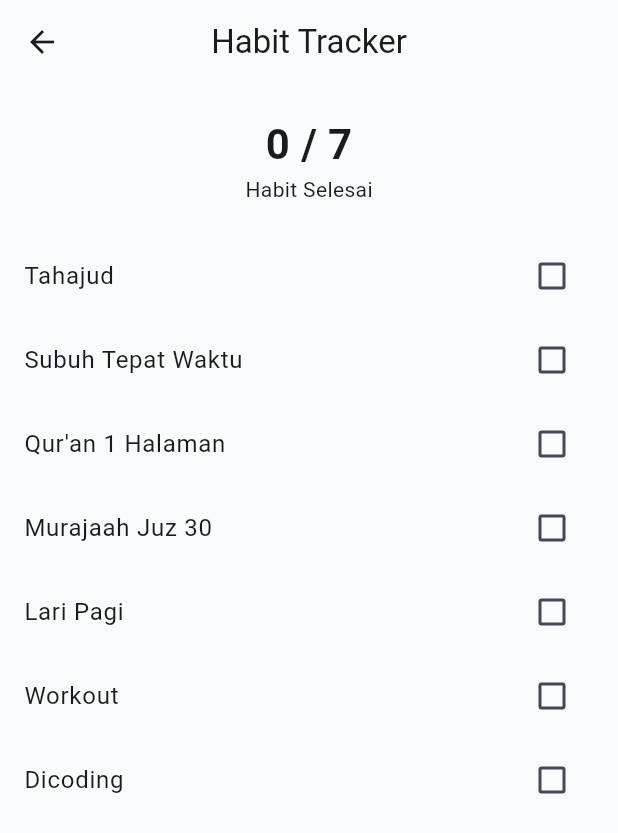
After one commit to HanifAuliya/discipline-tracker, a Flutter app: the DashboardScreen screen opened directly, scrolled down 508 dp, after a tap on "Habit", on a phone screen of 412 x 824 dp. The commit adds this screen. Shown: the top 833 px of the screen. Run offline on Flutter 3.47's test engine with Material 3 defaults, Android fonts, the phone set to English and light mode, and no system bars.

Commit message:
feat: add habit tracker module

```diff
--- /dev/null
+++ b/lib/models/habit_model.dart
@@ -0,0 +1,7 @@
+class HabitModel {
+  final String title;
+
+  bool isDone;
+
+  HabitModel({required this.title, this.isDone = false});
+}
--- a/lib/screens/dashboard/dashboard_screen.dart
+++ b/lib/screens/dashboard/dashboard_screen.dart
@@ -1,6 +1,8 @@
 import 'package:flutter/material.dart';
 import '../../services/weight_service.dart';
+
 import '../weight/weight_screen.dart';
+import '../habits/habit_screen.dart';
 
 class DashboardScreen extends StatelessWidget {
   const DashboardScreen({super.key});
@@ -87,7 +89,15 @@ class DashboardScreen extends StatelessWidget {
               mainAxisSpacing: 10,
               children: [
                 Card(child: Center(child: Text("Jadwal"))),
-                Card(child: Center(child: Text("Habit"))),
+                GestureDetector(
+                  onTap: () {
+                    Navigator.push(
+                      context,
+                      MaterialPageRoute(builder: (_) => const HabitScreen()),
+                    );
+                  },
+                  child: const Card(child: Center(child: Text("Habit"))),
+                ),
                 Card(child: Center(child: Text("Workout"))),
                 GestureDetector(
                   onTap: () {
--- /dev/null
+++ b/lib/screens/habits/habit_screen.dart
@@ -0,0 +1,75 @@
+import 'package:flutter/material.dart';
+
+import '../../models/habit_model.dart';
+import '../../services/habit_service.dart';
+
+class HabitScreen extends StatefulWidget {
+  const HabitScreen({super.key});
+
+  @override
+  State<HabitScreen> createState() => _HabitScreenState();
+}
+
+class _HabitScreenState extends State<HabitScreen> {
+  late List<HabitModel> habits;
+
+  @override
+  void initState() {
+    super.initState();
+
+    habits = HabitService().getDefaultHabits();
+  }
+
+  int get completedHabits {
+    return habits.where((e) => e.isDone).length;
+  }
+
+  @override
+  Widget build(BuildContext context) {
+    return Scaffold(
+      appBar: AppBar(title: const Text("Habit Tracker")),
+      body: Column(
+        children: [
+          Container(
+            width: double.infinity,
+            padding: const EdgeInsets.all(20),
+            child: Column(
+              children: [
+                Text(
+                  "$completedHabits / ${habits.length}",
+                  style: const TextStyle(
+                    fontSize: 28,
+                    fontWeight: FontWeight.bold,
+                  ),
+                ),
+
+                const Text("Habit Selesai"),
+              ],
+            ),
+          ),
+
+          Expanded(
+            child: ListView.builder(
+              itemCount: habits.length,
+              itemBuilder: (_, index) {
+                final habit = habits[index];
+
+                return CheckboxListTile(
+                  value: habit.isDone,
+
+                  title: Text(habit.title),
+
+                  onChanged: (value) {
+                    setState(() {
+                      habit.isDone = value ?? false;
+                    });
+                  },
+                );
+              },
+            ),
+          ),
+        ],
+      ),
+    );
+  }
+}
--- /dev/null
+++ b/lib/services/habit_service.dart
@@ -0,0 +1,21 @@
+import '../models/habit_model.dart';
+
+class HabitService {
+  List<HabitModel> getDefaultHabits() {
+    return [
+      HabitModel(title: "Tahajud"),
+
+      HabitModel(title: "Subuh Tepat Waktu"),
+
+      HabitModel(title: "Qur'an 1 Halaman"),
+
+      HabitModel(title: "Murajaah Juz 30"),
+
+      HabitModel(title: "Lari Pagi"),
+
+      HabitModel(title: "Workout"),
+
+      HabitModel(title: "Dicoding"),
+    ];
+  }
+}
```
